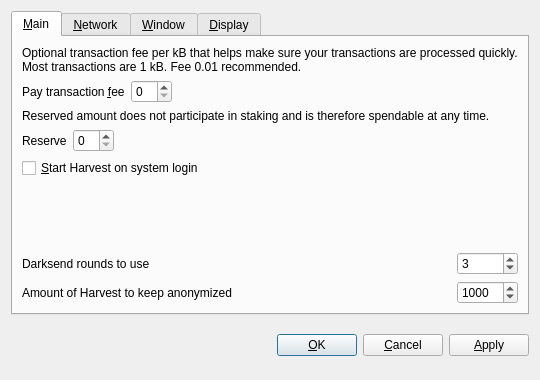
Qt form src/qt/forms/optionsdialog.ui (cbtc/anewcoin) before a commit.
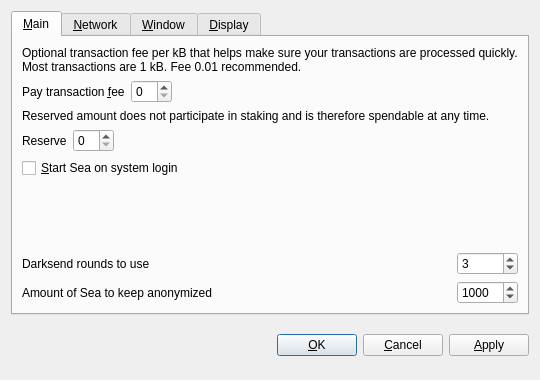
The same form after that commit. Custom widgets are drawn as their Qt base class.

Patch:
```diff
--- a/src/qt/forms/optionsdialog.ui
+++ b/src/qt/forms/optionsdialog.ui
@@ -128,7 +128,7 @@
           <string>Automatically start Harvest after logging in to the system.</string>
          </property>
          <property name="text">
-          <string>&amp;Start Harvest on system login</string>
+          <string>&amp;Start Sea on system login</string>
          </property>
         </widget>
        </item>
@@ -186,7 +186,7 @@
           <string notr="true"/>
          </property>
          <property name="text">
-          <string>Amount of Harvest to keep anonymized</string>
+          <string>Amount of Sea to keep anonymized</string>
          </property>
         </widget>
        </item>
```
Left out of the diff: 10 changed lines with no effect on the pictures.
